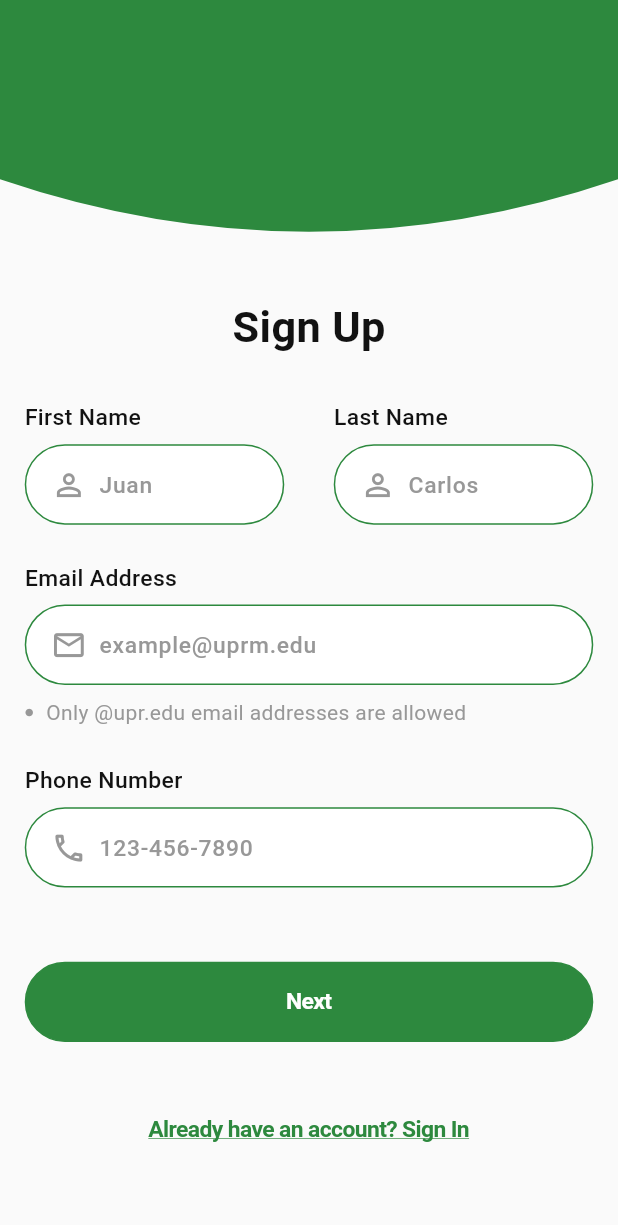
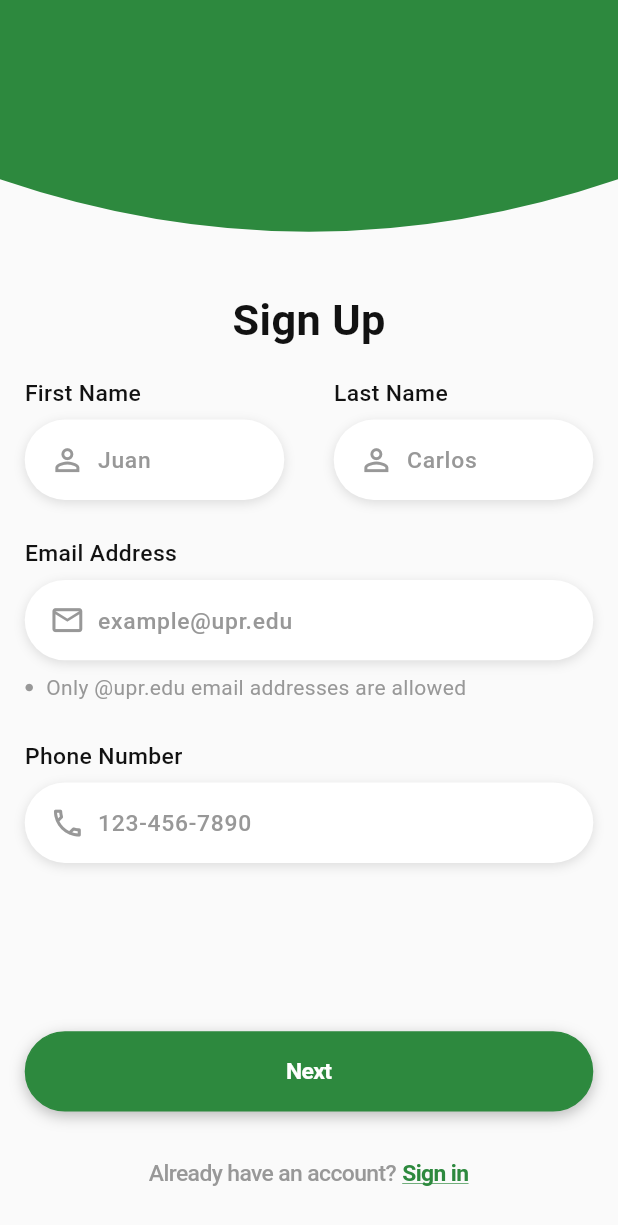
Before and after one commit to yadrielsamir/bites, a Flutter app: the SignUpPage screen opened by its route, on a phone screen of 412 x 824 dp. Shown: the top 1225 px of the screen. Run offline on Flutter 3.47's test engine with Material 3 defaults, Android fonts, the phone set to English and light mode, and no system bars; our stand-ins replace go_router, mask_text_input_formatter, sizer.

Commit message:
Finished Sign Up Page

```diff
--- a/lib/app/router.dart
+++ b/lib/app/router.dart
@@ -1,3 +1,4 @@
+import 'package:bites/features/auth/presentation/pages/forgot_password.dart';
 import 'package:go_router/go_router.dart';
 import '../features/auth/presentation/pages/sign_in.dart';
 import '../features/auth/presentation/pages/sign_up.dart';
@@ -11,6 +12,11 @@ final router = GoRouter(
       builder: (context, state) => const SignInPage(),
       routes: [
         GoRoute(
+          name: 'forgot_password',
+          path: 'forgot_password',
+          builder: (context, state) => const ForgotPasswordPage(),
+        ),
+        GoRoute(
           name: 'signup',
           path: 'signup',
           builder: (context, state) => const SignUpPage(),
--- /dev/null
+++ b/lib/app/theme/app_shadows.dart
@@ -0,0 +1,18 @@
+import 'package:flutter/material.dart';
+
+class AppShadows {
+  // Shadow for elevated buttons
+  static const button = [
+    BoxShadow(color: Colors.black26, blurRadius: 8, offset: Offset(0, 3)),
+  ];
+
+  // Shadow for text fields
+  static const textField = [
+    BoxShadow(color: Colors.black12, blurRadius: 6, offset: Offset(0, 2)),
+  ];
+
+  // Shadow for cards or modals
+  static const card = [
+    BoxShadow(color: Colors.black26, blurRadius: 12, offset: Offset(0, 4)),
+  ];
+}
--- a/lib/core/widgets/main_buttons.dart
+++ b/lib/core/widgets/main_buttons.dart
@@ -1,3 +1,4 @@
+import 'package:bites/app/theme/app_shadows.dart';
 import 'package:flutter/cupertino.dart';
 import 'package:sizer/sizer.dart';
 
@@ -29,6 +30,7 @@ class MyButton extends StatelessWidget {
           color: fillColor,
           borderRadius: BorderRadius.circular(50),
           border: Border.all(color: borderColor, width: 1),
+          boxShadow: AppShadows.button,
         ),
         child: Center(
           child: Text(
--- a/lib/core/widgets/text_field.dart
+++ b/lib/core/widgets/text_field.dart
@@ -1,4 +1,5 @@
 import 'package:bites/app/theme/app_colors.dart';
+import 'package:bites/app/theme/app_shadows.dart';
 import 'package:flutter/cupertino.dart';
 import 'package:flutter/material.dart';
 import 'package:mask_text_input_formatter/mask_text_input_formatter.dart';
@@ -84,7 +85,7 @@ class _MyTextFieldState extends State<MyTextField> {
     decoration: BoxDecoration(
       color: AppColors.white,
       borderRadius: BorderRadius.circular(50),
-      border: Border.all(color: AppColors.uprmGreen, width: 1),
+      boxShadow: AppShadows.textField,
     ),
     child: child,
   );
--- a/lib/features/auth/presentation/pages/sign_up.dart
+++ b/lib/features/auth/presentation/pages/sign_up.dart
@@ -1,3 +1,4 @@
+import 'package:animations/animations.dart';
 import 'package:bites/app/theme/app_colors.dart';
 import 'package:bites/app/theme/app_spacing.dart';
 import 'package:bites/core/widgets/main_buttons.dart';
@@ -16,6 +17,36 @@ class SignUpPage extends StatefulWidget {
 }
 
 class _SignUpPageState extends State<SignUpPage> {
+  int currentPage = 0;
+  int direction = 1; // 1 = forward, -1 = back
+
+  Future<void> nextPage() async {
+    if (currentPage < 1) {
+      setState(() {
+        direction = 1;
+        currentPage++;
+      });
+    } else {
+      context.push('/splash/terms_and_conditions');
+    }
+  }
+
+  Future<void> prevPage() async {
+    if (currentPage > 0) {
+      setState(() {
+        direction = -1;
+        currentPage--;
+      });
+    }
+  }
+
+  final List<String> passwordRules = [
+    'Minimum 8 characters',
+    'Contains uppercase and lowercase letters',
+    'Contains at least one number',
+    'Contains at least one special character',
+  ];
+
   @override
   Widget build(BuildContext context) {
     return Scaffold(
@@ -23,22 +54,84 @@ class _SignUpPageState extends State<SignUpPage> {
       body: Column(
         children: [
           BottomArcContainer(),
-          Padding(
+
+          Expanded(
+            child: Padding(
               padding: EdgeInsets.symmetric(horizontal: AppSpacing.sm),
               child: Column(
+                crossAxisAlignment: CrossAxisAlignment.center,
                 children: [
-                SizedBox(height: 1.h),
+                  SizedBox(height: 0.5.h),
                   title('Sign Up'),
-                SizedBox(height: 22.sp),
-                textFields(),
-                SizedBox(height: 6.h),
-                buttons(),
-                SizedBox(height: 4.h),
-                bottomText('Already have an account? Sign In'),
+                  SizedBox(height: 2.h),
+                  Expanded(
+                    child: LayoutBuilder(
+                      builder: (context, constraints) {
+                        return PageTransitionSwitcher(
+                          duration: const Duration(milliseconds: 300),
+                          reverse: direction == -1,
+                          transitionBuilder: (child, primary, secondary) =>
+                              SharedAxisTransition(
+                                animation: primary,
+                                secondaryAnimation: secondary,
+                                transitionType:
+                                    SharedAxisTransitionType.horizontal,
+                                fillColor: Colors.transparent,
+                                child: child,
+                              ),
+                          child: KeyedSubtree(
+                            key: ValueKey<int>(currentPage),
+                            child: SizedBox(
+                              height: constraints.maxHeight,
+                              width: double.infinity,
+                              child: Align(
+                                alignment: Alignment.topCenter,
+                                child: SingleChildScrollView(
+                                  physics: const BouncingScrollPhysics(),
+                                  padding: EdgeInsets.only(bottom: 12),
+                                  child: currentPage == 0
+                                      ? firstPage()
+                                      : secondPage(),
+                                ),
+                              ),
+                            ),
+                          ),
+                        );
+                      },
+                    ),
+                  ),
                 ],
               ),
             ),
+          ),
         ],
+      ),
+
+      // Button pinned to bottom (consistent position)
+      bottomNavigationBar: SafeArea(
+        top: false,
+        child: Padding(
+          padding: EdgeInsets.fromLTRB(
+            AppSpacing.sm,
+            0,
+            AppSpacing.sm,
+            AppSpacing.sm,
+          ),
+          child: Column(
+            mainAxisSize: MainAxisSize.min,
+            children: [
+              MyButton(
+                title: 'Next',
+                onTap: nextPage,
+                fillColor: AppColors.uprmGreen,
+                borderColor: AppColors.uprmGreen,
+                textColor: AppColors.white,
+              ),
+              SizedBox(height: 2.h),
+              bottomText(),
+            ],
+          ),
+        ),
       ),
     );
   }
@@ -54,8 +147,9 @@ class _SignUpPageState extends State<SignUpPage> {
     );
   }
 
-  Widget textFields() {
+  Widget firstPageTextFields() {
     return Column(
+      key: ValueKey(0),
       children: [
         Row(
           mainAxisAlignment: MainAxisAlignment.spaceBetween,
@@ -77,7 +171,7 @@ class _SignUpPageState extends State<SignUpPage> {
         SizedBox(height: 3.h),
         MyTextField(
           title: 'Email Address',
-          hint: 'example@uprm.edu',
+          hint: 'example@upr.edu',
           icon: Icons.email_outlined,
         ),
         Align(alignment: Alignment.centerLeft, child: emailWarning()),
@@ -92,12 +186,55 @@ class _SignUpPageState extends State<SignUpPage> {
     );
   }
 
-  Widget buttons() {
+  Widget secondPageTextFields() {
+    return Column(
+      key: ValueKey(1),
+      children: [
+        MyTextField(
+          title: 'Password',
+          hint: 'Enter password',
+          icon: Icons.lock_outlined,
+          isPassword: true,
+        ),
+        SizedBox(height: 1.h),
+        Column(
+          crossAxisAlignment: CrossAxisAlignment.start,
+          children: passwordRules.map((rule) {
+            return Padding(
+              padding: const EdgeInsets.symmetric(vertical: 4),
+              child: Row(
+                children: [
+                  const Icon(
+                    Icons.check_circle_outline,
+                    size: 20,
+                    color: AppColors.hintTextColor,
+                  ),
+                  const SizedBox(width: 8),
+                  Text(rule, style: TextStyle(color: AppColors.hintTextColor)),
+                ],
+              ),
+            );
+          }).toList(),
+        ),
+        SizedBox(height: 3.h),
+        MyTextField(
+          title: 'Confirm Password',
+          hint: 'Enter password again',
+          icon: Icons.lock_outlined,
+          isPassword: true,
+        ),
+      ],
+    );
+  }
+
+  Widget nextButton() {
     return Column(
       children: [
         MyButton(
           title: 'Next',
-          onTap: () {},
+          onTap: () {
+            nextPage();
+          },
           fillColor: AppColors.uprmGreen,
           borderColor: AppColors.uprmGreen,
           textColor: AppColors.white,
@@ -106,11 +243,25 @@ class _SignUpPageState extends State<SignUpPage> {
     );
   }
 
-  Widget bottomText(String text) {
+  Widget bottomText() {
     return CupertinoButton(
-      onPressed: () {},
-      child: Text(
-        text,
+      onPressed: () {
+        context.pop();
+      },
+      child: Row(
+        mainAxisAlignment: MainAxisAlignment.center,
+        children: [
+          Text(
+            'Already have an account?',
+            style: TextStyle(
+              fontSize: 16.sp,
+              fontWeight: FontWeight.w500,
+              color: AppColors.hintTextColor,
+            ),
+          ),
+          SizedBox(width: 1.w),
+          Text(
+            'Sign in',
             style: TextStyle(
               fontSize: 16.sp,
               fontWeight: FontWeight.w600,
@@ -119,6 +270,8 @@ class _SignUpPageState extends State<SignUpPage> {
               decorationColor: AppColors.uprmGreen,
               decorationThickness: 0.6,
             ),
+          ),
+        ],
       ),
     );
   }
@@ -138,4 +291,12 @@ class _SignUpPageState extends State<SignUpPage> {
       ),
     );
   }
+
+  Widget firstPage() {
+    return Column(children: [firstPageTextFields()]);
   }
+
+  Widget secondPage() {
+    return Column(children: [secondPageTextFields()]);
+  }
+}
--- a/pubspec.yaml
+++ b/pubspec.yaml
@@ -37,6 +37,7 @@ dependencies:
   go_router: ^16.2.4
   sizer: ^3.1.3
   mask_text_input_formatter: ^2.9.0
+  animations: ^2.0.11
 
 dev_dependencies:
   flutter_test:
```
Also changed, not shown: lib/features/auth/presentation/pages/forgot_password.dart (added, +13 -0 lines), lib/features/auth/presentation/pages/sign_in.dart (+5 -5 lines), pubspec.lock. Lines whose indentation alone changed are shown as unchanged.
